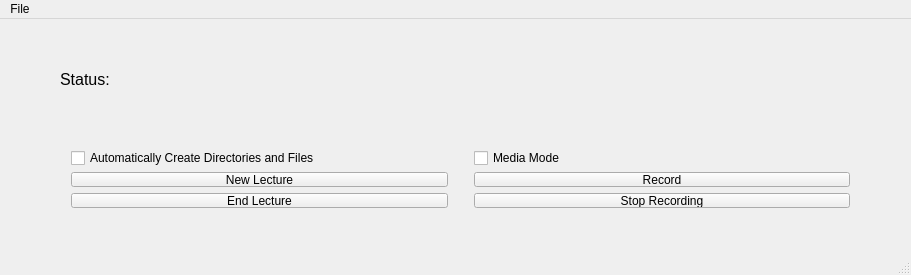
The window that tcc_teste/tcc_teste/mainwindow.ui (raquelrasia/tcc) describes before a commit, drawn with Qt 5.
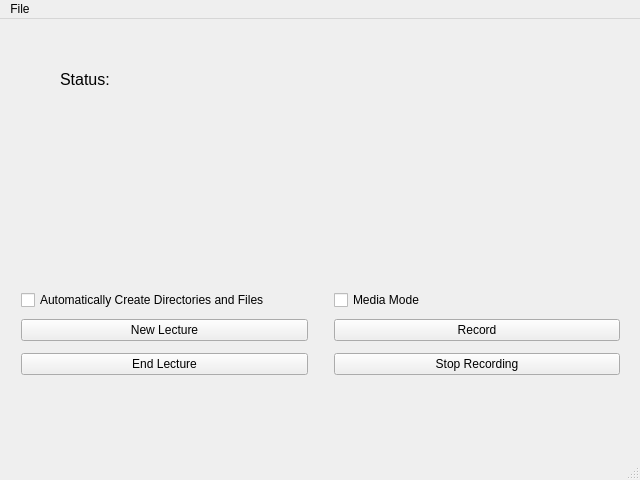
The same window after the commit.

```diff
--- a/tcc_teste/tcc_teste/mainwindow.ui
+++ b/tcc_teste/tcc_teste/mainwindow.ui
@@ -6,8 +6,8 @@
    <rect>
     <x>0</x>
     <y>0</y>
-    <width>911</width>
-    <height>275</height>
+    <width>640</width>
+    <height>480</height>
    </rect>
   </property>
   <property name="windowTitle">
@@ -17,10 +17,10 @@
    <widget class="QWidget" name="gridLayoutWidget">
     <property name="geometry">
      <rect>
-      <x>60</x>
-      <y>120</y>
-      <width>801</width>
-      <height>80</height>
+      <x>10</x>
+      <y>260</y>
+      <width>621</width>
+      <height>111</height>
      </rect>
     </property>
     <layout class="QGridLayout" name="gridLayout">
@@ -114,7 +114,7 @@
     <rect>
      <x>0</x>
      <y>0</y>
-     <width>911</width>
+     <width>640</width>
      <height>17</height>
     </rect>
    </property>
```
